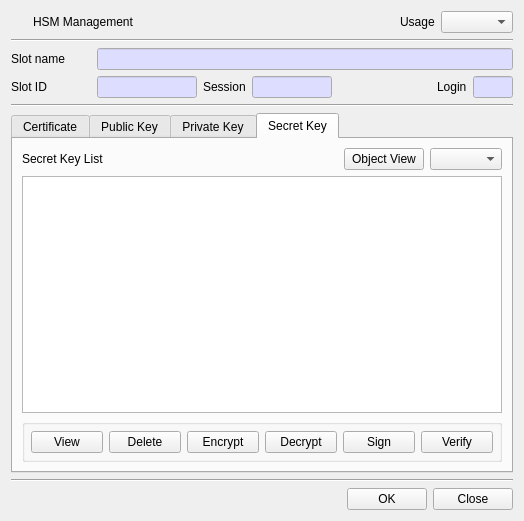
jykim74/CryptokiMan, file CryptokiMan/hsm_man_dlg.ui: the form before one commit.
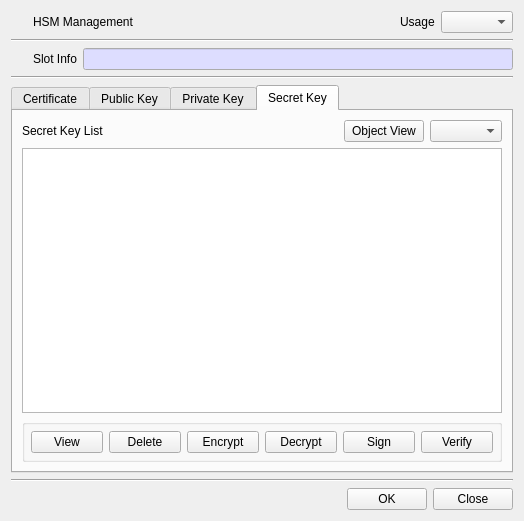
The form after the commit. Icons and pictures are not drawn.

Patch:
```diff
--- a/CryptokiMan/hsm_man_dlg.ui
+++ b/CryptokiMan/hsm_man_dlg.ui
@@ -89,21 +89,21 @@
      <property name="topMargin">
       <number>0</number>
      </property>
-     <item row="0" column="0">
+     <item row="0" column="1">
       <widget class="QLabel" name="label">
        <property name="minimumSize">
         <size>
-         <width>80</width>
+         <width>0</width>
          <height>0</height>
         </size>
        </property>
        <property name="text">
-        <string>Slot name</string>
+        <string>Slot Info</string>
        </property>
       </widget>
      </item>
-     <item row="0" column="1">
-      <widget class="QLineEdit" name="mSlotNameText">
+     <item row="0" column="2">
+      <widget class="QLineEdit" name="mSlotInfoText">
        <property name="palette">
         <palette>
          <active>
@@ -133,176 +133,35 @@
        </property>
        <property name="readOnly">
         <bool>true</bool>
-       </property>
-      </widget>
-     </item>
-    </layout>
-   </item>
-   <item>
-    <layout class="QGridLayout" name="gridLayout_7">
-     <property name="topMargin">
-      <number>0</number>
-     </property>
-     <item row="0" column="5">
-      <widget class="QLabel" name="label_4">
-       <property name="text">
-        <string>Login</string>
        </property>
       </widget>
      </item>
      <item row="0" column="0">
-      <widget class="QLabel" name="label_2">
+      <widget class="QPushButton" name="mSlotBtn">
        <property name="minimumSize">
         <size>
-         <width>80</width>
+         <width>16</width>
          <height>0</height>
         </size>
        </property>
-       <property name="text">
-        <string>Slot ID</string>
-       </property>
-      </widget>
-     </item>
-     <item row="0" column="2">
-      <widget class="QLabel" name="label_3">
-       <property name="text">
-        <string>Session</string>
-       </property>
-      </widget>
-     </item>
-     <item row="0" column="3">
-      <widget class="QLineEdit" name="mSessionText">
        <property name="maximumSize">
         <size>
-         <width>80</width>
+         <width>16</width>
          <height>16777215</height>
         </size>
        </property>
-       <property name="palette">
-        <palette>
-         <active>
-          <colorrole role="Base">
-           <brush brushstyle="SolidPattern">
-            <color alpha="255">
-             <red>221</red>
-             <green>221</green>
-             <blue>255</blue>
-            </color>
-           </brush>
-          </colorrole>
-         </active>
-         <inactive>
-          <colorrole role="Base">
-           <brush brushstyle="SolidPattern">
-            <color alpha="255">
-             <red>221</red>
-             <green>221</green>
-             <blue>255</blue>
-            </color>
-           </brush>
-          </colorrole>
-         </inactive>
-         <disabled/>
-        </palette>
+       <property name="text">
+        <string/>
        </property>
-       <property name="readOnly">
-        <bool>true</bool>
+       <property name="icon">
+        <iconset resource="cryptokiman.qrc">
+         <normaloff>:/images/slot.png</normaloff>:/images/slot.png</iconset>
        </property>
-      </widget>
-     </item>
-     <item row="0" column="6">
-      <widget class="QLineEdit" name="mLoginText">
-       <property name="maximumSize">
-        <size>
-         <width>40</width>
-         <height>16777215</height>
-        </size>
-       </property>
-       <property name="palette">
-        <palette>
-         <active>
-          <colorrole role="Base">
-           <brush brushstyle="SolidPattern">
-            <color alpha="255">
-             <red>221</red>
-             <green>221</green>
-             <blue>255</blue>
-            </color>
-           </brush>
-          </colorrole>
-         </active>
-         <inactive>
-          <colorrole role="Base">
-           <brush brushstyle="SolidPattern">
-            <color alpha="255">
-             <red>221</red>
-             <green>221</green>
-             <blue>255</blue>
-            </color>
-           </brush>
-          </colorrole>
-         </inactive>
-         <disabled/>
-        </palette>
-       </property>
-       <property name="readOnly">
+       <property name="flat">
         <bool>true</bool>
        </property>
       </widget>
      </item>
-     <item row="0" column="1">
-      <widget class="QLineEdit" name="mSlotIDText">
-       <property name="maximumSize">
-        <size>
-         <width>100</width>
-         <height>16777215</height>
-        </size>
-       </property>
-       <property name="palette">
-        <palette>
-         <active>
-          <colorrole role="Base">
-           <brush brushstyle="SolidPattern">
-            <color alpha="255">
-             <red>221</red>
-             <green>221</green>
-             <blue>255</blue>
-            </color>
-           </brush>
-          </colorrole>
-         </active>
-         <inactive>
-          <colorrole role="Base">
-           <brush brushstyle="SolidPattern">
-            <color alpha="255">
-             <red>221</red>
-             <green>221</green>
-             <blue>255</blue>
-            </color>
-           </brush>
-          </colorrole>
-         </inactive>
-         <disabled/>
-        </palette>
-       </property>
-       <property name="readOnly">
-        <bool>true</bool>
-       </property>
-      </widget>
-     </item>
-     <item row="0" column="4">
-      <spacer name="horizontalSpacer_2">
-       <property name="orientation">
-        <enum>Qt::Horizontal</enum>
-       </property>
-       <property name="sizeHint" stdset="0">
-        <size>
-         <width>40</width>
-         <height>20</height>
-        </size>
-       </property>
-      </spacer>
-     </item>
     </layout>
    </item>
    <item>
```
Left out of the diff: 5 changed lines with no effect on the pictures.
